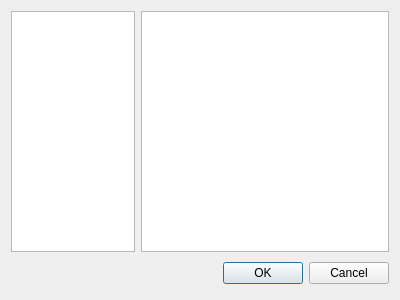
Old version of the form source/vocabularymanagerdialog/wordsimportdialog.ui in the repository martin-kudlicka/vocabulary-master.
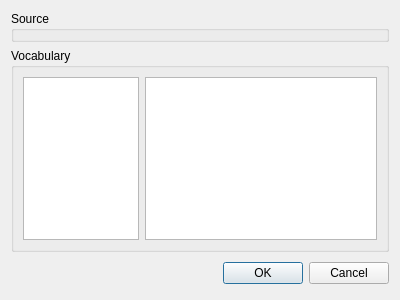
New version of the form.

Commit message: + group boxes in words import dialog

```diff
--- a/source/vocabularymanagerdialog/wordsimportdialog.ui
+++ b/source/vocabularymanagerdialog/wordsimportdialog.ui
@@ -15,7 +15,18 @@
   </property>
   <layout class="QVBoxLayout" name="verticalLayout">
    <item>
-    <layout class="QHBoxLayout" name="horizontalLayout_2">
+    <widget class="QGroupBox" name="qgbSource">
+     <property name="title">
+      <string>Source</string>
+     </property>
+    </widget>
+   </item>
+   <item>
+    <widget class="QGroupBox" name="groupBox_2">
+     <property name="title">
+      <string>Vocabulary</string>
+     </property>
+     <layout class="QHBoxLayout" name="horizontalLayout">
      <item>
       <widget class="QTreeView" name="qtvCategories">
        <property name="sizePolicy">
@@ -46,6 +57,7 @@
       </widget>
      </item>
     </layout>
+    </widget>
    </item>
    <item>
     <layout class="QHBoxLayout">
```
Lines whose indentation alone changed are shown as unchanged. The commit also changes 4 other files.
